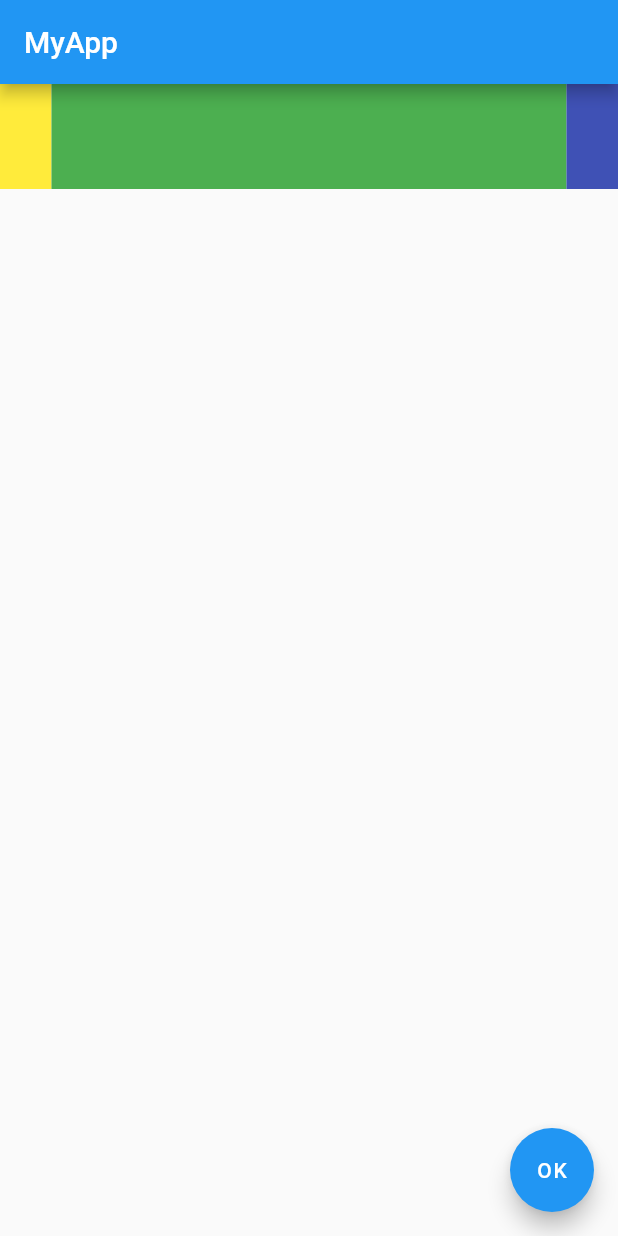
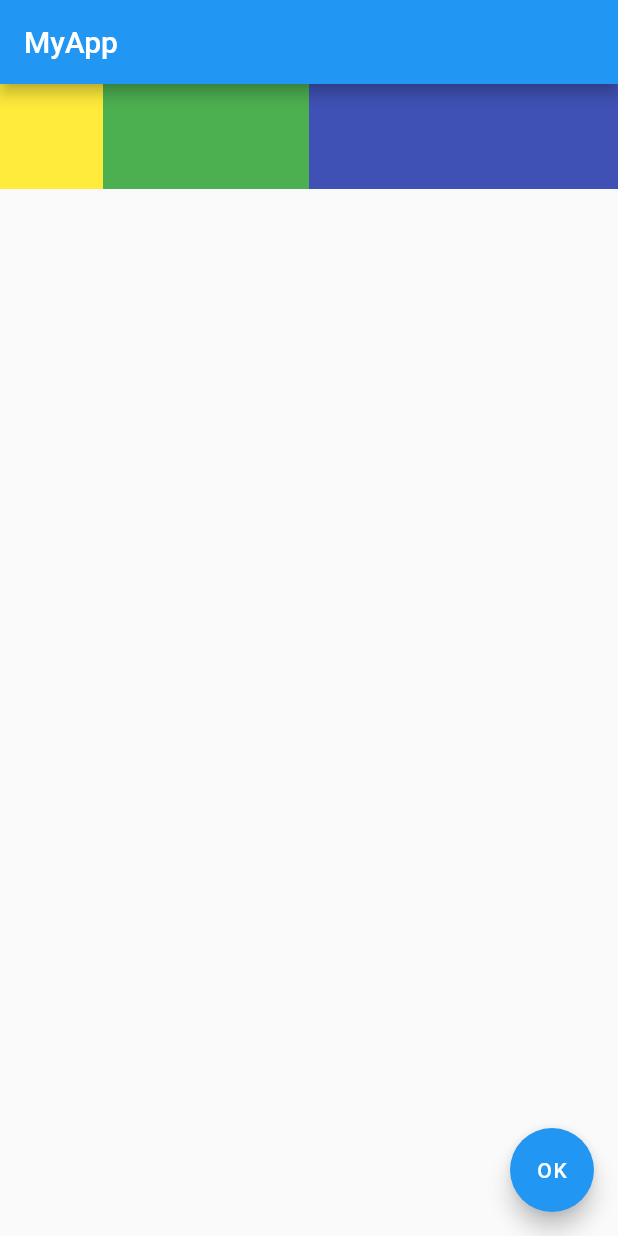
Before and after one commit to AdalbertPungu/flutter_application_demo, a Flutter app: the screen it shows after launch, on a phone screen of 412 x 824 dp. Run offline on Flutter 3.47's test engine with Material 2 defaults, Android fonts, the phone set to English and light mode, and no system bars.

Commit message:
Update flex property

```diff
--- a/lib/main.dart
+++ b/lib/main.dart
@@ -24,10 +24,10 @@ class HomePage extends StatelessWidget {
               child: Container(width: 70, height: 70, color: Colors.yellow),
             ),
             Expanded(
-                flex: 10,
+                flex: 2,
                 child: Container(width: 70, height: 70, color: Colors.green)),
             Expanded(
-              flex: 1,
+              flex: 3,
               child: Container(width: 70, height: 70, color: Colors.indigo),
             ),
           ],
```
